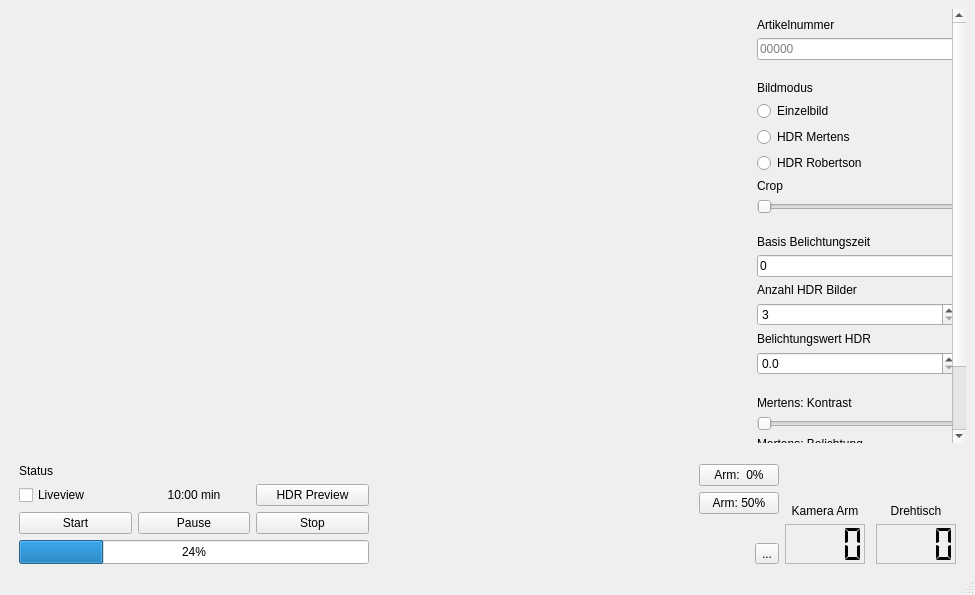
Old version of the form ui/MainWindow.ui in the repository Crafter1338/DFGMPIZZA.
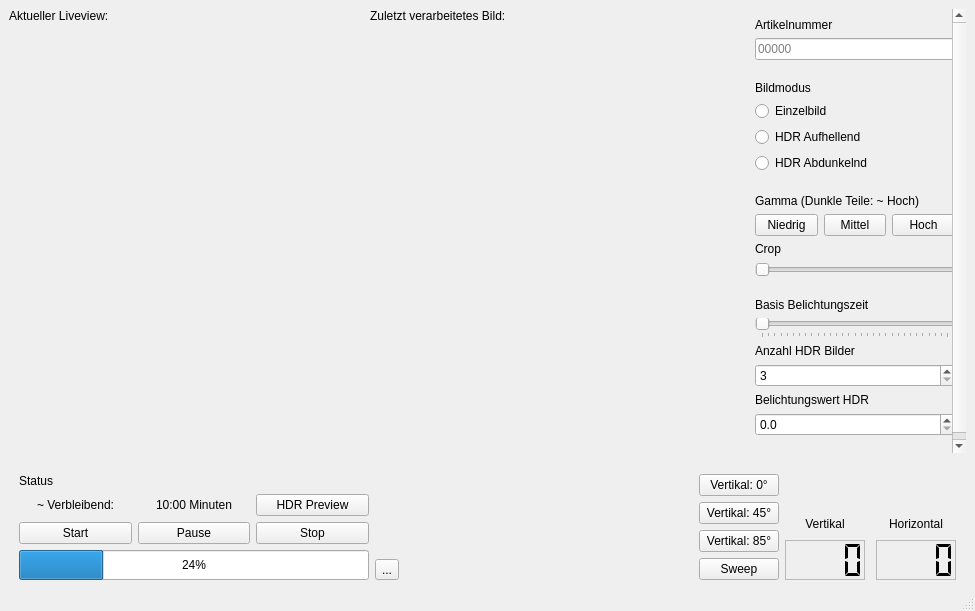
New version of the form. Icons and pictures are not drawn.

What changed in the file:
```diff
--- a/ui/MainWindow.ui
+++ b/ui/MainWindow.ui
@@ -7,7 +7,7 @@
     <x>0</x>
     <y>0</y>
     <width>975</width>
-    <height>595</height>
+    <height>611</height>
    </rect>
   </property>
   <property name="windowTitle">
@@ -18,20 +18,87 @@
     <item>
      <layout class="QHBoxLayout" name="horizontalLayout">
       <item>
-       <widget class="QLabel" name="image_label">
-        <property name="sizePolicy">
-         <sizepolicy hsizetype="Ignored" vsizetype="MinimumExpanding">
-          <horstretch>0</horstretch>
-          <verstretch>0</verstretch>
-         </sizepolicy>
-        </property>
-        <property name="text">
-         <string/>
-        </property>
-        <property name="scaledContents">
-         <bool>true</bool>
-        </property>
-       </widget>
+       <layout class="QVBoxLayout" name="verticalLayout_5">
+        <item>
+         <widget class="QLabel" name="label_4">
+          <property name="text">
+           <string>Aktueller Liveview:</string>
+          </property>
+         </widget>
+        </item>
+        <item>
+         <spacer name="verticalSpacer_8">
+          <property name="orientation">
+           <enum>Qt::Orientation::Vertical</enum>
+          </property>
+          <property name="sizeType">
+           <enum>QSizePolicy::Policy::Fixed</enum>
+          </property>
+          <property name="sizeHint" stdset="0">
+           <size>
+            <width>20</width>
+            <height>5</height>
+           </size>
+          </property>
+         </spacer>
+        </item>
+        <item>
+         <widget class="QLabel" name="image_label_left">
+          <property name="sizePolicy">
+           <sizepolicy hsizetype="Ignored" vsizetype="MinimumExpanding">
+            <horstretch>0</horstretch>
+            <verstretch>0</verstretch>
+           </sizepolicy>
+          </property>
+          <property name="text">
+           <string/>
+          </property>
+          <property name="scaledContents">
+           <bool>true</bool>
+          </property>
+         </widget>
+        </item>
+       </layout>
+      </item>
+      <item>
+       <layout class="QVBoxLayout" name="verticalLayout_9">
+        <item>
+         <widget class="QLabel" name="label_5">
+          <property name="text">
+           <string>Zuletzt verarbeitetes Bild:</string>
+          </property>
+         </widget>
+        </item>
+        <item>
+         <spacer name="verticalSpacer_9">
+          <property name="orientation">
+           <enum>Qt::Orientation::Vertical</enum>
+          </property>
+          <property name="sizeType">
+           <enum>QSizePolicy::Policy::Fixed</enum>
+          </property>
+          <property name="sizeHint" stdset="0">
+           <size>
+            <width>20</width>
+            <height>5</height>
+           </size>
+          </property>
+         </spacer>
+        </item>
+        <item>
+         <widget class="QLabel" name="image_label_right">
+          <property name="sizePolicy">
+           <sizepolicy hsizetype="Preferred" vsizetype="Expanding">
+            <horstretch>0</horstretch>
+            <verstretch>0</verstretch>
+           </sizepolicy>
+          </property>
+          <property name="text">
+           <string/>
+          </property>
+         </widget>
+        </item>
+       </layout>
       </item>
       <item>
        <spacer name="IMAGE_SPACER">
@@ -52,17 +119,23 @@
       <item>
        <widget class="QScrollArea" name="scrollArea">
         <property name="sizePolicy">
-         <sizepolicy hsizetype="Maximum" vsizetype="Minimum">
+         <sizepolicy hsizetype="Minimum" vsizetype="Preferred">
           <horstretch>0</horstretch>
           <verstretch>0</verstretch>
          </sizepolicy>
         </property>
         <property name="minimumSize">
          <size>
-          <width>200</width>
+          <width>0</width>
           <height>0</height>
          </size>
         </property>
+        <property name="maximumSize">
+         <size>
+          <width>220</width>
+          <height>16777215</height>
+         </size>
+        </property>
         <property name="frameShape">
          <enum>QFrame::Shape::NoFrame</enum>
         </property>
@@ -90,7 +163,7 @@
            <x>0</x>
            <y>0</y>
            <width>218</width>
-           <height>585</height>
+           <height>526</height>
           </rect>
          </property>
          <property name="sizePolicy">
@@ -161,7 +234,7 @@
           <item alignment="Qt::AlignmentFlag::AlignRight">
            <widget class="QRadioButton" name="single_picture_button">
             <property name="sizePolicy">
-             <sizepolicy hsizetype="Expanding" vsizetype="Minimum">
+             <sizepolicy hsizetype="Preferred" vsizetype="Preferred">
               <horstretch>0</horstretch>
               <verstretch>0</verstretch>
              </sizepolicy>
@@ -183,8 +256,8 @@
             </attribute>
            </widget>
           </item>
-          <item alignment="Qt::AlignmentFlag::AlignRight">
-           <widget class="QRadioButton" name="hdr_mertens_button">
+          <item>
+           <widget class="QRadioButton" name="hdr_drago_button">
             <property name="sizePolicy">
              <sizepolicy hsizetype="Expanding" vsizetype="Minimum">
               <horstretch>0</horstretch>
@@ -201,32 +274,7 @@
              <bool>false</bool>
             </property>
             <property name="text">
-             <string>HDR Mertens</string>
-            </property>
-            <attribute name="buttonGroup">
-             <string notr="true">buttonGroup</string>
-            </attribute>
-           </widget>
-          </item>
-          <item alignment="Qt::AlignmentFlag::AlignRight">
-           <widget class="QRadioButton" name="hdr_robertson_button">
-            <property name="sizePolicy">
-             <sizepolicy hsizetype="Expanding" vsizetype="Minimum">
-              <horstretch>0</horstretch>
-              <verstretch>0</verstretch>
-             </sizepolicy>
-            </property>
-            <property name="minimumSize">
-             <size>
-              <width>200</width>
-              <height>0</height>
-             </size>
-            </property>
-            <property name="autoFillBackground">
-             <bool>false</bool>
-            </property>
-            <property name="text">
-             <string>HDR Robertson</string>
+             <string>HDR Aufhellend</string>
             </property>
             <property name="autoRepeat">
              <bool>false</bool>
@@ -236,6 +284,127 @@
             </attribute>
            </widget>
           </item>
+          <item alignment="Qt::AlignmentFlag::AlignRight">
+           <widget class="QRadioButton" name="hdr_robertson_button">
+            <property name="sizePolicy">
+             <sizepolicy hsizetype="Expanding" vsizetype="Minimum">
+              <horstretch>0</horstretch>
+              <verstretch>0</verstretch>
+             </sizepolicy>
+            </property>
+            <property name="minimumSize">
+             <size>
+              <width>200</width>
+              <height>0</height>
+             </size>
+            </property>
+            <property name="autoFillBackground">
+             <bool>false</bool>
+            </property>
+            <property name="text">
+             <string>HDR Abdunkelnd</string>
+            </property>
+            <attribute name="buttonGroup">
+             <string notr="true">buttonGroup</string>
+            </attribute>
+           </widget>
+          </item>
+          <item>
+           <spacer name="verticalSpacer_7">
+            <property name="orientation">
+             <enum>Qt::Orientation::Vertical</enum>
+            </property>
+            <property name="sizeType">
+             <enum>QSizePolicy::Policy::Fixed</enum>
+            </property>
+            <property name="sizeHint" stdset="0">
+             <size>
+              <width>20</width>
+              <height>15</height>
+             </size>
+            </property>
+           </spacer>
+          </item>
+          <item>
+           <widget class="QLabel" name="label_3">
+            <property name="text">
+             <string>Gamma (Dunkle Teile: ~ Hoch)</string>
+            </property>
+           </widget>
+          </item>
+          <item>
+           <layout class="QHBoxLayout" name="horizontalLayout_3">
+            <property name="sizeConstraint">
+             <enum>QLayout::SizeConstraint::SetNoConstraint</enum>
+            </property>
+            <property name="topMargin">
+             <number>0</number>
+            </property>
+            <item>
+             <widget class="QPushButton" name="gamma_low">
+              <property name="sizePolicy">
+               <sizepolicy hsizetype="MinimumExpanding" vsizetype="Fixed">
+                <horstretch>0</horstretch>
+                <verstretch>0</verstretch>
+               </sizepolicy>
+              </property>
+              <property name="minimumSize">
+               <size>
+                <width>50</width>
+                <height>0</height>
+               </size>
+              </property>
+              <property name="maximumSize">
+               <size>
+                <width>100</width>
+                <height>16777215</height>
+               </size>
+              </property>
+              <property name="text">
+               <string>Niedrig</string>
+              </property>
+             </widget>
+            </item>
+            <item>
+             <widget class="QPushButton" name="gamma_mid">
+              <property name="sizePolicy">
+               <sizepolicy hsizetype="MinimumExpanding" vsizetype="Fixed">
+                <horstretch>0</horstretch>
+                <verstretch>0</verstretch>
+               </sizepolicy>
+              </property>
+              <property name="minimumSize">
+               <size>
+                <width>50</width>
+                <height>0</height>
+               </size>
+              </property>
+              <property name="text">
+               <string>Mittel</string>
+              </property>
+             </widget>
+            </item>
+            <item>
+             <widget class="QPushButton" name="gamma_high">
+              <property name="sizePolicy">
+               <sizepolicy hsizetype="MinimumExpanding" vsizetype="Fixed">
+                <horstretch>0</horstretch>
+                <verstretch>0</verstretch>
+               </sizepolicy>
+              </property>
+              <property name="minimumSize">
+               <size>
+                <width>50</width>
+                <height>0</height>
+               </size>
+              </property>
+              <property name="text">
+               <string>Hoch</string>
+              </property>
+             </widget>
+            </item>
+           </layout>
+          </item>
           <item>
            <widget class="QLabel" name="label_11">
             <property name="text">
@@ -283,9 +452,27 @@
            </widget>
           </item>
           <item>
-           <widget class="QLineEdit" name="base_tv_input">
-            <property name="text">
-             <string>0</string>
+           <widget class="QSlider" name="base_tv_slider">
+            <property name="maximum">
+             <number>150</number>
+            </property>
+            <property name="value">
+             <number>0</number>
+            </property>
+            <property name="orientation">
+             <enum>Qt::Orientation::Horizontal</enum>
+            </property>
+            <property name="invertedAppearance">
+             <bool>false</bool>
+            </property>
+            <property name="invertedControls">
+             <bool>false</bool>
+            </property>
+            <property name="tickPosition">
+             <enum>QSlider::TickPosition::TicksBelow</enum>
+            </property>
+            <property name="tickInterval">
+             <number>5</number>
             </property>
            </widget>
           </item>
@@ -354,72 +541,6 @@
             </property>
            </spacer>
           </item>
-          <item>
-           <widget class="QLabel" name="label_3">
-            <property name="text">
-             <string>Mertens: Kontrast</string>
-            </property>
-            <property name="buddy">
-             <cstring>contrast_slider</cstring>
-            </property>
-           </widget>
-          </item>
-          <item>
-           <widget class="QSlider" name="contrast_slider">
-            <property name="sizePolicy">
-             <sizepolicy hsizetype="Expanding" vsizetype="Minimum">
-              <horstretch>0</horstretch>
-              <verstretch>0</verstretch>
-             </sizepolicy>
-            </property>
-            <property name="minimumSize">
-             <size>
-              <width>200</width>
-              <height>0</height>
-             </size>
-            </property>
-            <property name="autoFillBackground">
-             <bool>true</bool>
-            </property>
-            <property name="orientation">
-             <enum>Qt::Orientation::Horizontal</enum>
-            </property>
-           </widget>
-          </item>
-          <item>
-           <widget class="QLabel" name="label_4">
-            <property name="text">
-             <string>Mertens: Belichtung</string>
-            </property>
-            <property name="buddy">
-             <cstring>exposure_slider</cstring>
-            </property>
-           </widget>
-          </item>
-          <item>
-           <widget class="QSlider" name="exposure_slider">
-            <property name="orientation">
-             <enum>Qt::Orientation::Horizontal</enum>
-            </property>
-           </widget>
-          </item>
-          <item>
-           <widget class="QLabel" name="label_5">
-            <property name="text">
-             <string>Mertens: Sättigung</string>
-            </property>
-            <property name="buddy">
-             <cstring>saturation_slider</cstring>
-            </property>
-           </widget>
-          </item>
-          <item>
-           <widget class="QSlider" name="saturation_slider">
-            <property name="orientation">
-             <enum>Qt::Orientation::Horizontal</enum>
-            </property>
-           </widget>
-          </item>
           <item>
            <spacer name="verticalSpacer_3">
             <property name="orientation">
@@ -522,19 +643,6 @@
             </property>
            </widget>
           </item>
-          <item row="1" column="0">
-           <widget class="QCheckBox" name="liveview_checkbox">
-            <property name="sizePolicy">
-             <sizepolicy hsizetype="Minimum" vsizetype="Fixed">
-              <horstretch>0</horstretch>
-              <verstretch>0</verstretch>
-             </sizepolicy>
-            </property>
-            <property name="text">
-             <string>Liveview</string>
-            </property>
-           </widget>
-          </item>
           <item row="1" column="2">
            <widget class="QPushButton" name="hdr_preview_button">
             <property name="sizePolicy">
@@ -558,7 +666,17 @@
           <item row="1" column="1">
            <widget class="QLabel" name="time_label">
             <property name="text">
-             <string>10:00 min</string>
+             <string>10:00 Minuten</string>
+            </property>
+            <property name="alignment">
+             <set>Qt::AlignmentFlag::AlignCenter</set>
+            </property>
+           </widget>
+          </item>
+          <item row="1" column="0">
+           <widget class="QLabel" name="label_12">
+            <property name="text">
+             <string>~ Verbleibend:</string>
             </property>
             <property name="alignment">
              <set>Qt::AlignmentFlag::AlignCenter</set>
@@ -588,8 +706,24 @@
         </item>
        </layout>
       </item>
-      <item>
-       <layout class="QVBoxLayout" name="verticalLayout_8"/>
+      <item alignment="Qt::AlignmentFlag::AlignBottom">
+       <widget class="QToolButton" name="settings_button">
+        <property name="toolTip">
+         <string>Einstellungen</string>
+        </property>
+        <property name="text">
+         <string>...</string>
+        </property>
+        <property name="icon">
+         <iconset theme="QIcon::ThemeIcon::MailMessageNew"/>
+        </property>
+        <property name="toolButtonStyle">
+         <enum>Qt::ToolButtonStyle::ToolButtonIconOnly</enum>
+        </property>
+        <property name="arrowType">
+         <enum>Qt::ArrowType::NoArrow</enum>
+        </property>
+       </widget>
       </item>
       <item>
        <spacer name="horizontalSpacer">
@@ -615,21 +749,28 @@
         <item>
          <widget class="QPushButton" name="move_arm_to_0">
           <property name="text">
-           <string>Arm:  0%</string>
+           <string>Vertikal: 0°</string>
           </property>
          </widget>
         </item>
         <item>
          <widget class="QPushButton" name="move_arm_to_50">
           <property name="text">
-           <string>Arm: 50%</string>
+           <string>Vertikal: 45°</string>
           </property>
          </widget>
         </item>
-        <item alignment="Qt::AlignmentFlag::AlignRight|Qt::AlignmentFlag::AlignBottom">
-         <widget class="QToolButton" name="settings_button">
+        <item>
+         <widget class="QPushButton" name="pushButton">
           <property name="text">
-           <string>...</string>
+           <string>Vertikal: 85°</string>
+          </property>
+         </widget>
+        </item>
+        <item>
+         <widget class="QPushButton" name="pushButton_2">
+          <property name="text">
+           <string>Sweep</string>
           </property>
          </widget>
         </item>
@@ -658,7 +799,7 @@
           <item>
            <widget class="QLabel" name="label">
             <property name="text">
-             <string>Kamera Arm</string>
+             <string>Vertikal</string>
             </property>
             <property name="alignment">
              <set>Qt::AlignmentFlag::AlignCenter</set>
@@ -753,7 +894,7 @@
           <item>
            <widget class="QLabel" name="label_2">
             <property name="text">
-             <string>Drehtisch</string>
+             <string>Horizontal</string>
             </property>
             <property name="alignment">
              <set>Qt::AlignmentFlag::AlignCenter</set>
```
Left out of the diff: 209 changed lines with no effect on the pictures.
